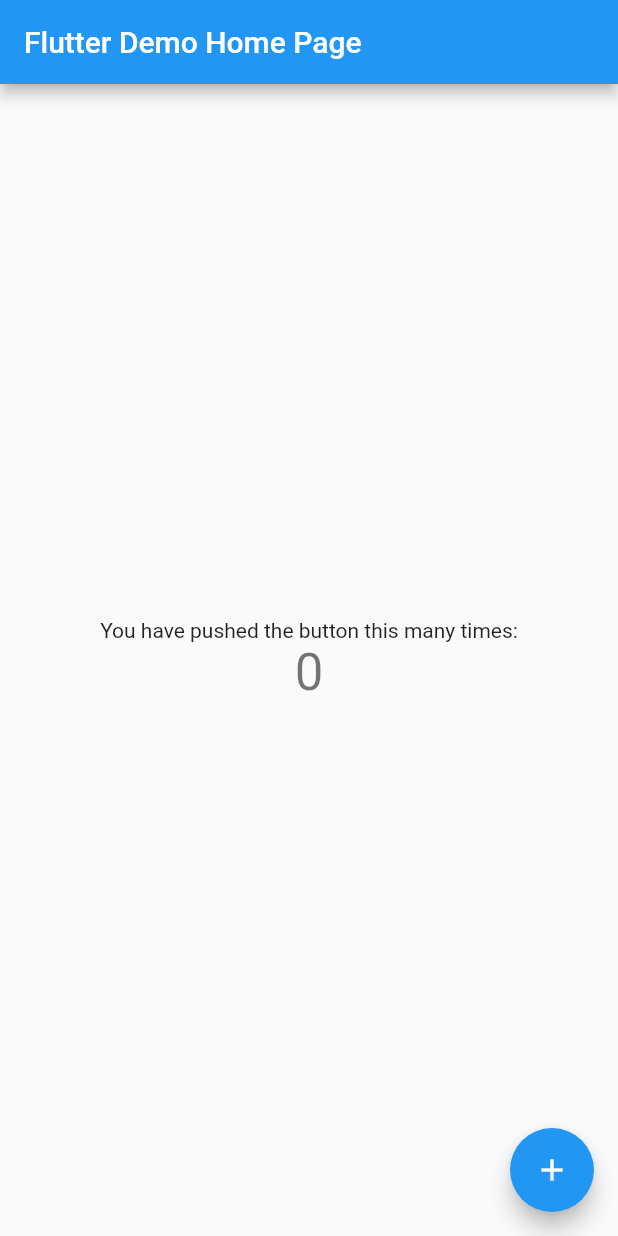
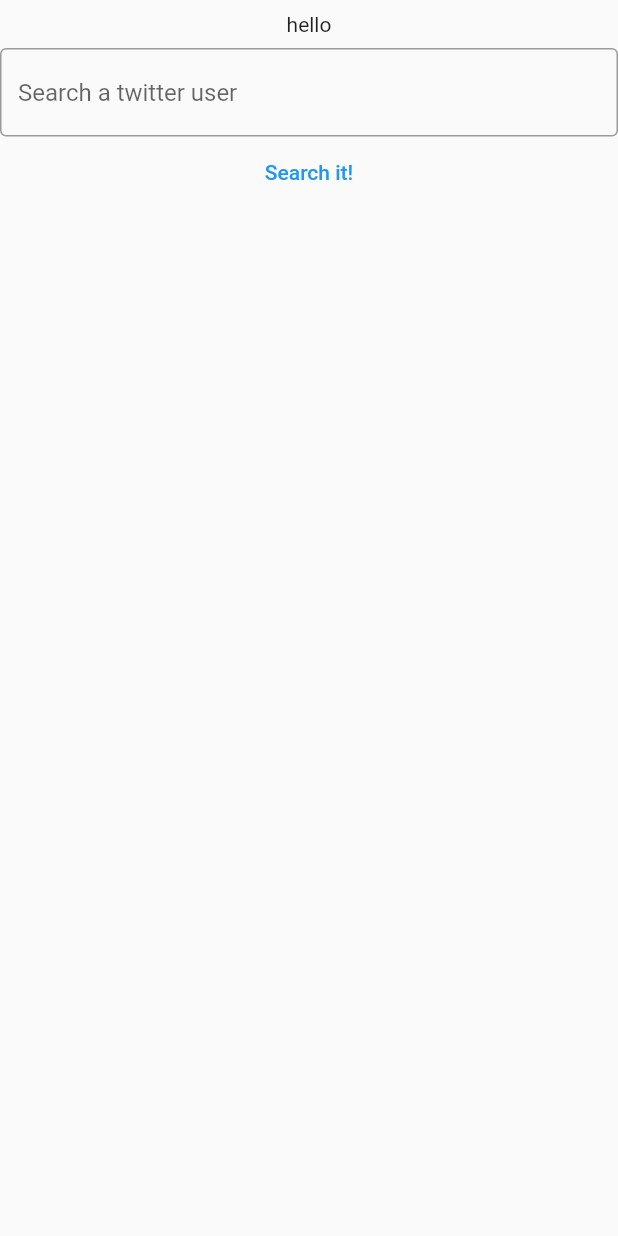
Before and after one commit to Paul2hip8/ec463mini-project, a Flutter app: the screen it shows after launch, on a phone screen of 412 x 824 dp. Run offline on Flutter 3.47's test engine with Material 2 defaults, Android fonts, the phone set to English and light mode, and no system bars; our stand-ins replace firebase_core; accounts and stored records are empty.

Commit message:
Front end added
Added some barebone front end design. The design is added to firebase hosting and GitHub Action is set up (if I did it right).

```diff
--- a/flutter_application_1/lib/main.dart
+++ b/flutter_application_1/lib/main.dart
@@ -11,105 +11,42 @@ class MyApp extends StatelessWidget {
   @override
   Widget build(BuildContext context) {
     return MaterialApp(
-      title: 'Flutter Demo',
+      title: 'Flutter app1',
       theme: ThemeData(
-        // This is the theme of your application.
-        //
-        // Try running your application with "flutter run". You'll see the
-        // application has a blue toolbar. Then, without quitting the app, try
-        // changing the primarySwatch below to Colors.green and then invoke
-        // "hot reload" (press "r" in the console where you ran "flutter run",
-        // or simply save your changes to "hot reload" in a Flutter IDE).
-        // Notice that the counter didn't reset back to zero; the application
-        // is not restarted.
-        primarySwatch: Colors.blue,
+        primarySwatch: Colors.green,
       ),
-      home: const MyHomePage(title: 'Flutter Demo Home Page'),
+      home: const what_is_this(),
     );
   }
 }
 
-class MyHomePage extends StatefulWidget {
-  const MyHomePage({super.key, required this.title});
-
-  // This widget is the home page of your application. It is stateful, meaning
-  // that it has a State object (defined below) that contains fields that affect
-  // how it looks.
-
-  // This class is the configuration for the state. It holds the values (in this
-  // case the title) provided by the parent (in this case the App widget) and
-  // used by the build method of the State. Fields in a Widget subclass are
-  // always marked "final".
-
-  final String title;
-
-  @override
-  State<MyHomePage> createState() => _MyHomePageState();
-}
-
-class _MyHomePageState extends State<MyHomePage> {
-  int _counter = 0;
-
-  void _incrementCounter() {
-    setState(() {
-      // This call to setState tells the Flutter framework that something has
-      // changed in this State, which causes it to rerun the build method below
-      // so that the display can reflect the updated values. If we changed
-      // _counter without calling setState(), then the build method would not be
-      // called again, and so nothing would appear to happen.
-      _counter++;
-    });
-  }
+class what_is_this extends StatelessWidget {
+  const what_is_this({super.key});
 
   @override
   Widget build(BuildContext context) {
-    // This method is rerun every time setState is called, for instance as done
-    // by the _incrementCounter method above.
-    //
-    // The Flutter framework has been optimized to make rerunning build methods
-    // fast, so that you can just rebuild anything that needs updating rather
-    // than having to individually change instances of widgets.
-    return Scaffold(
-      appBar: AppBar(
-        // Here we take the value from the MyHomePage object that was created by
-        // the App.build method, and use it to set our appbar title.
-        title: Text(widget.title),
+    return Material(
+      child: Column(
+        children:  <Widget>[
+          const Padding(
+            padding: EdgeInsets.all(8.0),
+            child: Text("hello"),
+          ),
+          const TextField(
+            decoration: InputDecoration(
+              border: OutlineInputBorder(),
+              hintText: 'Search a twitter user',
+            ),
+          ),
+          TextButton(
+            style: ButtonStyle(
+              foregroundColor: MaterialStateProperty.all<Color>(Colors.blue),
+            ),
+            onPressed: () { },
+            child: const Text('Search it!'),
+          )
+        ],
       ),
-      body: Center(
-        // Center is a layout widget. It takes a single child and positions it
-        // in the middle of the parent.
-        child: Column(
-          // Column is also a layout widget. It takes a list of children and
-          // arranges them vertically. By default, it sizes itself to fit its
-          // children horizontally, and tries to be as tall as its parent.
-          //
-          // Invoke "debug painting" (press "p" in the console, choose the
-          // "Toggle Debug Paint" action from the Flutter Inspector in Android
-          // Studio, or the "Toggle Debug Paint" command in Visual Studio Code)
-          // to see the wireframe for each widget.
-          //
-          // Column has various properties to control how it sizes itself and
-          // how it positions its children. Here we use mainAxisAlignment to
-          // center the children vertically; the main axis here is the vertical
-          // axis because Columns are vertical (the cross axis would be
-          // horizontal).
-          mainAxisAlignment: MainAxisAlignment.center,
-          children: <Widget>[
-            const Text(
-              'You have pushed the button this many times:',
-            ),
-            Text(
-              '$_counter',
-              style: Theme.of(context).textTheme.headline4,
-            ),
-          ],
-        ),
-      ),
-      floatingActionButton: FloatingActionButton(
-        onPressed: _incrementCounter,
-        tooltip: 'Increment',
-        child: const Icon(Icons.add),
-      ), // This trailing comma makes auto-formatting nicer for build methods.
     );
   }
 }
```
Also changed, not shown: flutter_application_1/firebase.json (added), 4 other files.
